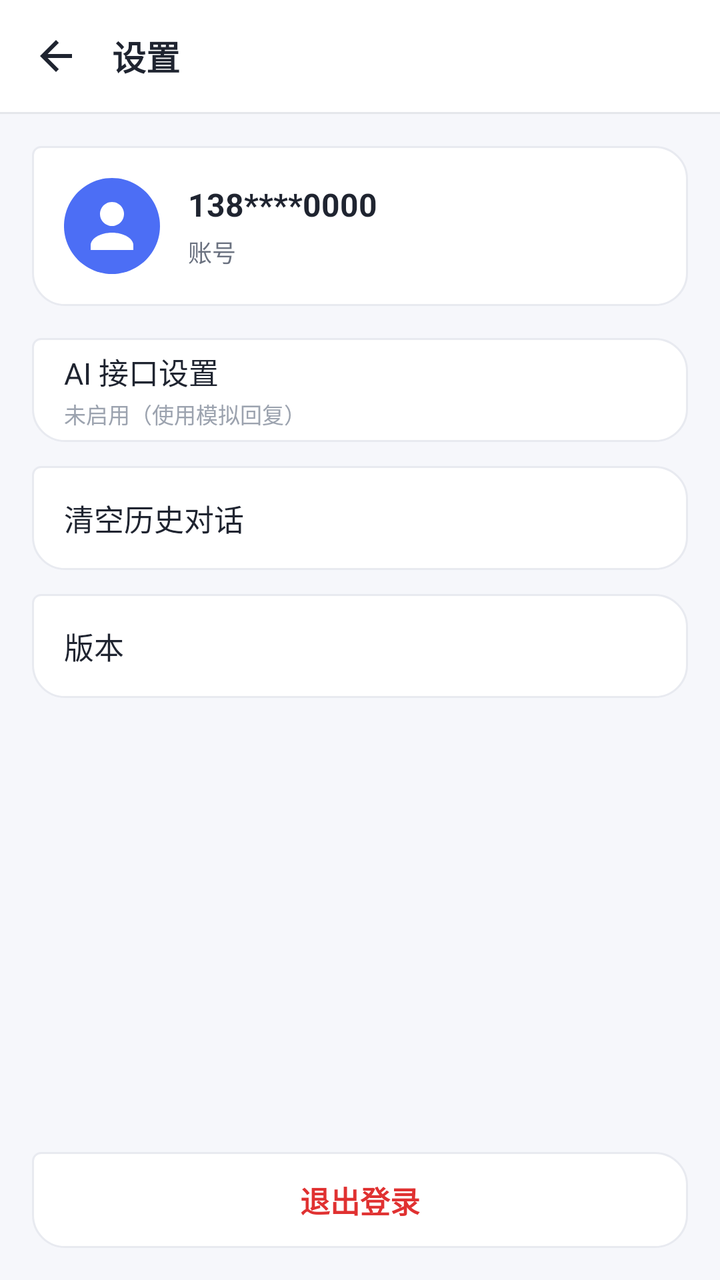
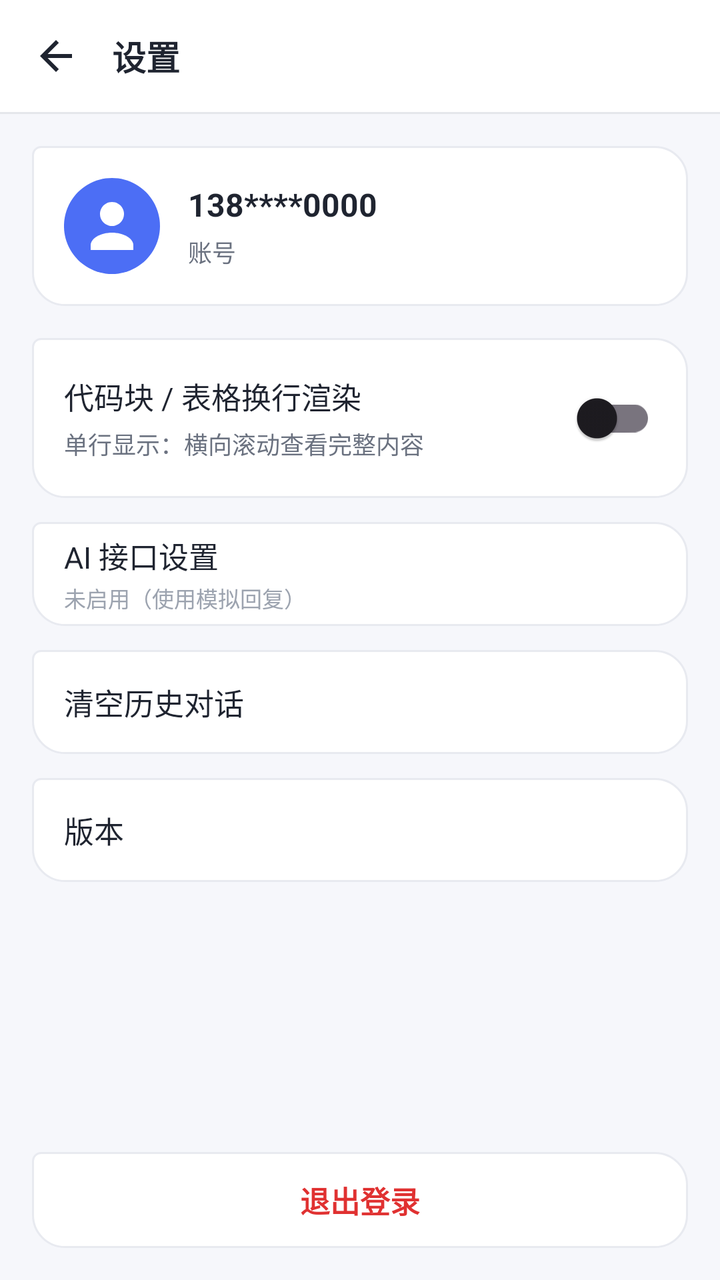

Before-and-after screenshots of an Android layout around one commit, followed by the original layout XML and the change that was made.
<!-- AndroidManifest.xml: application theme Theme.DoudouX -->
<!-- res/layout/activity_settings.xml -->
<?xml version="1.0" encoding="utf-8"?>
<LinearLayout xmlns:android="http://schemas.android.com/apk/res/android"
    android:layout_width="match_parent"
    android:layout_height="match_parent"
    android:background="@color/bg_page"
    android:fitsSystemWindows="true"
    android:orientation="vertical">

    
    <LinearLayout
        android:layout_width="match_parent"
        android:layout_height="56dp"
        android:background="@color/bg_white"
        android:gravity="center_vertical"
        android:orientation="horizontal"
        android:paddingStart="8dp"
        android:paddingEnd="16dp">

        <ImageButton
            android:id="@+id/btnBack"
            android:layout_width="40dp"
            android:layout_height="40dp"
            android:background="?attr/selectableItemBackgroundBorderless"
            android:contentDescription="@string/action_back"
            android:src="@drawable/ic_back" />

        <TextView
            android:layout_width="wrap_content"
            android:layout_height="wrap_content"
            android:layout_marginStart="8dp"
            android:text="@string/settings_title"
            android:textColor="@color/text_primary"
            android:textSize="17sp"
            android:textStyle="bold" />
    </LinearLayout>

    <View
        android:layout_width="match_parent"
        android:layout_height="1dp"
        android:background="@color/divider" />

    
    <LinearLayout
        android:layout_width="match_parent"
        android:layout_height="wrap_content"
        android:layout_margin="16dp"
        android:background="@drawable/bubble_ai"
        android:gravity="center_vertical"
        android:orientation="horizontal"
        android:padding="16dp">

        <ImageView
            android:layout_width="48dp"
            android:layout_height="48dp"
            android:contentDescription="@string/settings_account"
            android:src="@drawable/ic_avatar" />

        <LinearLayout
            android:layout_width="wrap_content"
            android:layout_height="wrap_content"
            android:layout_marginStart="14dp"
            android:orientation="vertical">

            <TextView
                android:id="@+id/tvSettingsAccount"
                android:layout_width="wrap_content"
                android:layout_height="wrap_content"
                android:text="138****0000"
                android:textColor="@color/text_primary"
                android:textSize="16sp"
                android:textStyle="bold" />

            <TextView
                android:layout_width="wrap_content"
                android:layout_height="wrap_content"
                android:layout_marginTop="4dp"
                android:text="@string/settings_account"
                android:textColor="@color/text_secondary"
                android:textSize="12sp" />
        </LinearLayout>
    </LinearLayout>

    
    <LinearLayout
        android:id="@+id/btnApiSettings"
        android:layout_width="match_parent"
        android:layout_height="52dp"
        android:layout_marginStart="16dp"
        android:layout_marginEnd="16dp"
        android:background="@drawable/bubble_ai"
        android:gravity="center_vertical"
        android:orientation="horizontal"
        android:paddingStart="16dp"
        android:paddingEnd="16dp">

        <LinearLayout
            android:layout_width="0dp"
            android:layout_height="wrap_content"
            android:layout_weight="1"
            android:orientation="vertical">

            <TextView
                android:layout_width="wrap_content"
                android:layout_height="wrap_content"
                android:text="@string/settings_api_entry"
                android:textColor="@color/text_primary"
                android:textSize="15sp" />

            <TextView
                android:id="@+id/tvApiStatus"
                android:layout_width="wrap_content"
                android:layout_height="wrap_content"
                android:layout_marginTop="2dp"
                android:text="@string/settings_api_status_mock"
                android:textColor="@color/text_hint"
                android:textSize="11sp" />
        </LinearLayout>
    </LinearLayout>

    
    <TextView
        android:id="@+id/btnClearHistory"
        android:layout_width="match_parent"
        android:layout_height="52dp"
        android:layout_marginStart="16dp"
        android:layout_marginTop="12dp"
        android:layout_marginEnd="16dp"
        android:background="@drawable/bubble_ai"
        android:gravity="center_vertical"
        android:paddingStart="16dp"
        android:paddingEnd="16dp"
        android:text="@string/settings_clear_history"
        android:textColor="@color/text_primary"
        android:textSize="15sp" />

    
    <TextView
        android:id="@+id/tvVersion"
        android:layout_width="match_parent"
        android:layout_height="52dp"
        android:layout_marginStart="16dp"
        android:layout_marginTop="12dp"
        android:layout_marginEnd="16dp"
        android:background="@drawable/bubble_ai"
        android:gravity="center_vertical"
        android:paddingStart="16dp"
        android:paddingEnd="16dp"
        android:text="@string/settings_version"
        android:textColor="@color/text_primary"
        android:textSize="15sp" />

    <View
        android:layout_width="match_parent"
        android:layout_height="0dp"
        android:layout_weight="1" />

    
    <TextView
        android:id="@+id/btnLogout"
        android:layout_width="match_parent"
        android:layout_height="48dp"
        android:layout_margin="16dp"
        android:background="@drawable/bubble_ai"
        android:gravity="center"
        android:text="@string/drawer_logout"
        android:textColor="@color/danger"
        android:textSize="15sp"
        android:textStyle="bold" />
</LinearLayout>
<!-- resources referenced by this layout -->
<resources>
  <color name="bg_page">#F6F7FB</color>
  <color name="bg_white">#FFFFFF</color>
  <color name="danger">#E03131</color>
  <color name="divider">#E5E7EB</color>
  <color name="text_hint">#9CA3AF</color>
  <color name="text_primary">#1F2430</color>
  <color name="text_secondary">#6B7280</color>
  <!-- drawable bubble_ai (drawable) -->
  <?xml version="1.0" encoding="utf-8"?>
  <shape xmlns:android="http://schemas.android.com/apk/res/android"
      android:shape="rectangle">
      <solid android:color="@color/bg_bubble_ai" />
      <stroke
          android:width="1dp"
          android:color="@color/stroke_bubble" />
      <corners
          android:topLeftRadius="4dp"
          android:topRightRadius="@dimen/bubble_radius"
          android:bottomLeftRadius="@dimen/bubble_radius"
          android:bottomRightRadius="@dimen/bubble_radius" />
  </shape>
  <!-- drawable ic_avatar (drawable) -->
  <?xml version="1.0" encoding="utf-8"?>
  <vector xmlns:android="http://schemas.android.com/apk/res/android"
      android:width="36dp"
      android:height="36dp"
      android:viewportWidth="36"
      android:viewportHeight="36">
      <path
          android:fillColor="#4C6EF5"
          android:pathData="M18,0 a18,18 0 1,1 -0.01,0 Z" />
      <path
          android:fillColor="#FFFFFF"
          android:pathData="M18,9 a4.5,4.5 0 1,1 -0.01,0 Z" />
      <path
          android:fillColor="#FFFFFF"
          android:pathData="M18,20.5c-4.2,0 -8,2.1 -8,4.7L10,27 L26,27 L26,25.2c0,-2.6 -3.8,-4.7 -8,-4.7z" />
  </vector>
  <!-- drawable ic_back (drawable) -->
  <?xml version="1.0" encoding="utf-8"?>
  <vector xmlns:android="http://schemas.android.com/apk/res/android"
      android:width="24dp"
      android:height="24dp"
      android:viewportWidth="24"
      android:viewportHeight="24">
      <path
          android:fillColor="#1F2430"
          android:pathData="M20,11 L7.83,11 13.42,5.41 12,4 4,12 12,20 13.41,18.59 7.83,13 20,13 Z" />
  </vector>
  <string name="action_back">返回</string>
  <string name="drawer_logout">退出登录</string>
  <string name="settings_account">账号</string>
  <string name="settings_api_entry">AI 接口设置</string>
  <string name="settings_api_status_mock">未启用（使用模拟回复）</string>
  <string name="settings_clear_history">清空历史对话</string>
  <string name="settings_title">设置</string>
  <string name="settings_version">版本</string>
  <style name="Theme.DoudouX" parent="Theme.Material3.Light.NoActionBar">
          <item name="colorPrimary">@color/primary</item>
          <item name="colorPrimaryVariant">@color/primary_dark</item>
          <item name="colorOnPrimary">@color/text_on_primary</item>
          <item name="colorSecondary">@color/accent</item>
          <item name="android:statusBarColor">@android:color/transparent</item>
          <item name="android:windowBackground">@color/bg_page</item>
      </style>
  <color name="bg_bubble_ai">#FFFFFF</color>
  <color name="stroke_bubble">#E8EAf0</color>
  <dimen name="bubble_radius">16dp</dimen>
  <color name="primary">#5B6BF0</color>
  <color name="primary_dark">#4758D8</color>
  <color name="text_on_primary">#FFFFFF</color>
  <color name="accent">#875BFA</color>
</resources>

<!-- the commit's change to res/layout/activity_settings.xml (unified diff, before → after) -->
@@ -82,10 +82,51 @@
 
     
     <LinearLayout
+        android:layout_width="match_parent"
+        android:layout_height="wrap_content"
+        android:layout_marginStart="16dp"
+        android:layout_marginEnd="16dp"
+        android:background="@drawable/bubble_ai"
+        android:gravity="center_vertical"
+        android:orientation="horizontal"
+        android:padding="16dp">
+
+        <LinearLayout
+            android:layout_width="0dp"
+            android:layout_height="wrap_content"
+            android:layout_weight="1"
+            android:orientation="vertical">
+
+            <TextView
+                android:layout_width="wrap_content"
+                android:layout_height="wrap_content"
+                android:text="@string/settings_code_mode"
+                android:textColor="@color/text_primary"
+                android:textSize="15sp" />
+
+            <TextView
+                android:id="@+id/tvCodeModeSubtitle"
+                android:layout_width="wrap_content"
+                android:layout_height="wrap_content"
+                android:layout_marginTop="4dp"
+                android:text="@string/settings_code_mode_subtitle_off"
+                android:textColor="@color/text_secondary"
+                android:textSize="12sp" />
+        </LinearLayout>
+
+        <androidx.appcompat.widget.SwitchCompat
+            android:id="@+id/switchCodeWrap"
+            android:layout_width="wrap_content"
+            android:layout_height="wrap_content" />
+    </LinearLayout>
+
+    
+    <LinearLayout
         android:id="@+id/btnApiSettings"
         android:layout_width="match_parent"
         android:layout_height="52dp"
         android:layout_marginStart="16dp"
+        android:layout_marginTop="12dp"
         android:layout_marginEnd="16dp"
         android:background="@drawable/bubble_ai"
         android:gravity="center_vertical"
<!-- resource entries referenced after the edit -->
@@ -55,6 +55,8 @@
   <string name="settings_api_entry">AI 接口设置</string>
   <string name="settings_api_status_mock">未启用（使用模拟回复）</string>
   <string name="settings_clear_history">清空历史对话</string>
+  <string name="settings_code_mode">代码块 / 表格换行渲染</string>
+  <string name="settings_code_mode_subtitle_off">单行显示：横向滚动查看完整内容</string>
   <string name="settings_title">设置</string>
   <string name="settings_version">版本</string>
   <style name="Theme.DoudouX" parent="Theme.Material3.Light.NoActionBar">
